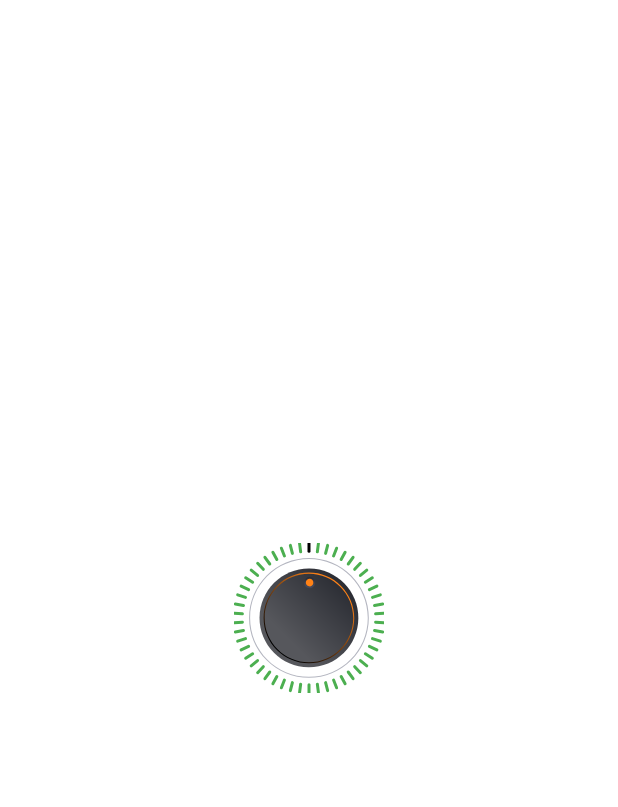
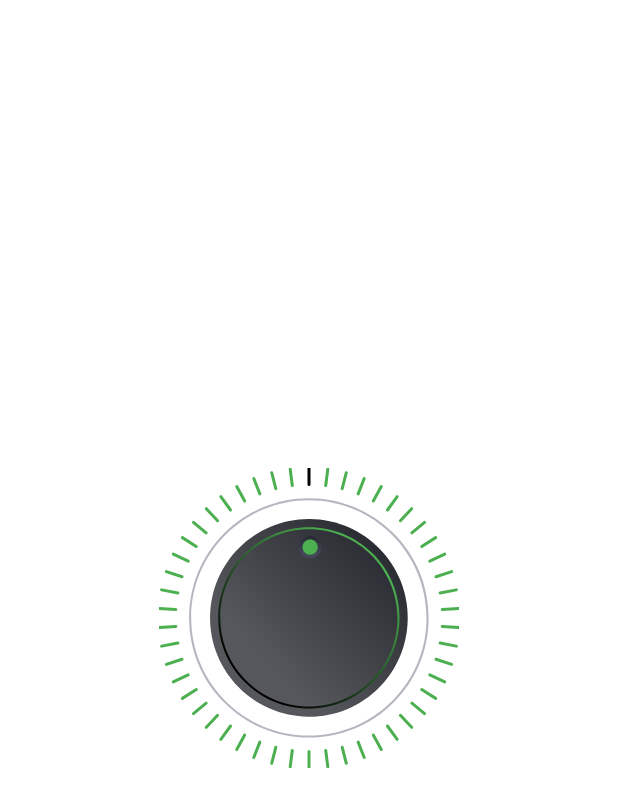
Before and after one commit to hypersoftdev/CyclicSeekbar, an Android app: the layout activity_main.xml on its own in the app's theme, with its tools: preview values and no code run, on a phone screen of 412 x 824 dp. Shown: the top 807 px of the screen. Run offline under Robolectric (Android 15) with nearby library versions, the phone set to English and light mode, and no system bars.

Commit message:
CyclicSeekbar

```diff
--- a/seekbar/src/main/res/drawable/ic_drawable.xml
+++ b/app/src/main/res/drawable/ic_drawable.xml
@@ -27,7 +27,7 @@
           android:endX="14.5"
           android:endY="55.5"
           android:type="linear">
-        <item android:offset="0" android:color="#FFFF8216"/>
+        <item android:offset="0" android:color="#4CAF50"/>
         <item android:offset="1" android:color="#FF000000"/>
       </gradient>
     </aapt:attr>
@@ -48,7 +48,7 @@
   </path>
   <path
       android:pathData="M42.891,16.769C43.106,15.383 42.156,14.086 40.77,13.872C39.385,13.658 38.088,14.607 37.873,15.993C37.659,17.379 38.609,18.676 39.994,18.89C41.38,19.104 42.677,18.155 42.891,16.769Z"
-      android:fillColor="#FF8216"/>
+      android:fillColor="#4CAF50"/>
   <path
       android:pathData="M39.959,79.871C29.298,79.871 19.274,75.72 11.736,68.182C4.198,60.643 0.046,50.62 0.046,39.959C0.046,29.298 4.198,19.274 11.736,11.736C19.274,4.198 29.298,0.046 39.959,0.046C50.62,0.046 60.643,4.198 68.182,11.736C75.72,19.274 79.871,29.298 79.871,39.959C79.871,50.62 75.72,60.643 68.182,68.182C60.643,75.72 50.62,79.871 39.959,79.871ZM39.959,0.737C18.332,0.737 0.737,18.332 0.737,39.959C0.737,61.585 18.332,79.181 39.959,79.181C61.585,79.181 79.181,61.585 79.181,39.959C79.181,18.332 61.585,0.737 39.959,0.737Z"
       android:fillColor="#B4B6C0"/>
--- a/app/src/main/res/layout/activity_main.xml
+++ b/app/src/main/res/layout/activity_main.xml
@@ -10,8 +10,8 @@
 
     <com.hypersoft.cyclicseekbar.CyclicSeekbar
         android:id="@+id/cyclic_seekbar"
-        android:layout_width="100dp"
-        android:layout_height="100dp"
+        android:layout_width="200dp"
+        android:layout_height="200dp"
         app:cAnimation="false"
         app:cAnimationBounciness="1"
         app:cAnimationSpeed="5"
```
